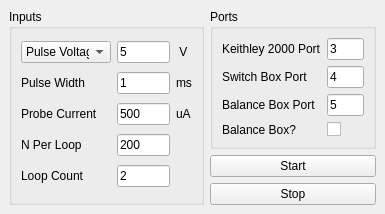
Above: switching_GUI_layoutfile.ui from uonelisa/instruments before the change. Below: the same form after it.
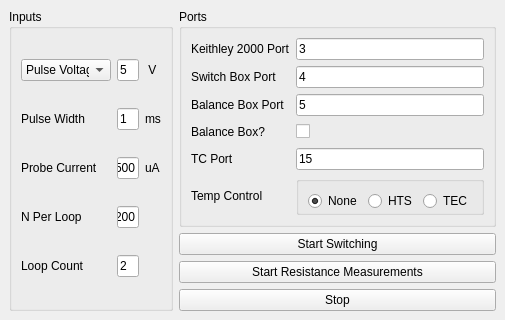
That is the form after the change.

Commit message: added TC radio buttons and TC port boxes adn a button to start resistance measurements.

Diff of the .ui file:
```diff
--- a/switching_GUI_layoutfile.ui
+++ b/switching_GUI_layoutfile.ui
@@ -6,8 +6,8 @@
    <rect>
     <x>0</x>
     <y>0</y>
-    <width>385</width>
-    <height>204</height>
+    <width>483</width>
+    <height>293</height>
    </rect>
   </property>
   <property name="windowTitle">
@@ -141,50 +141,163 @@
         <property name="title">
          <string>Ports</string>
         </property>
-        <layout class="QFormLayout" name="formLayout">
-         <item row="1" column="0">
+        <layout class="QGridLayout" name="gridLayout_2">
+         <item row="6" column="1">
+          <widget class="QGroupBox" name="horizontalGroupBox">
+           <layout class="QHBoxLayout" name="horizontalLayout_5">
+            <property name="bottomMargin">
+             <number>1</number>
+            </property>
+            <item>
+             <widget class="QRadioButton" name="tc_none_button">
+              <property name="text">
+               <string>None</string>
+              </property>
+              <property name="checked">
+               <bool>true</bool>
+              </property>
+             </widget>
+            </item>
+            <item>
+             <widget class="QRadioButton" name="tc_hightemp_button">
+              <property name="text">
+               <string>HTS</string>
+              </property>
+             </widget>
+            </item>
+            <item>
+             <widget class="QRadioButton" name="tc_tec_button">
+              <property name="text">
+               <string>TEC</string>
+              </property>
+             </widget>
+            </item>
+           </layout>
+          </widget>
+         </item>
+         <item row="5" column="0">
+          <widget class="QLabel" name="label">
+           <property name="text">
+            <string>TC Port</string>
+           </property>
+          </widget>
+         </item>
+         <item row="5" column="1">
+          <widget class="QLineEdit" name="lineEdit">
+           <property name="text">
+            <string>15</string>
+           </property>
+          </widget>
+         </item>
+         <item row="2" column="0">
           <widget class="QLabel" name="sb_port_label">
            <property name="text">
             <string>Switch Box Port</string>
            </property>
           </widget>
          </item>
-         <item row="1" column="1">
-          <widget class="QLineEdit" name="sb_port_box">
-           <property name="text">
-            <string>4</string>
-           </property>
-          </widget>
-         </item>
-         <item row="2" column="0">
-          <widget class="QLabel" name="bb_port_label">
-           <property name="text">
-            <string>Balance Box Port</string>
-           </property>
-          </widget>
-         </item>
-         <item row="2" column="1">
-          <widget class="QLineEdit" name="bb_port_box">
-           <property name="text">
-            <string>5</string>
-           </property>
-          </widget>
-         </item>
-         <item row="0" column="0">
+         <item row="1" column="0">
           <widget class="QLabel" name="dmm_port_label">
            <property name="text">
             <string>Keithley 2000 Port</string>
            </property>
           </widget>
          </item>
-         <item row="0" column="1">
+         <item row="3" column="0">
+          <widget class="QLabel" name="bb_port_label">
+           <property name="text">
+            <string>Balance Box Port</string>
+           </property>
+          </widget>
+         </item>
+         <item row="1" column="2">
+          <spacer name="horizontalSpacer">
+           <property name="orientation">
+            <enum>Qt::Horizontal</enum>
+           </property>
+           <property name="sizeHint" stdset="0">
+            <size>
+             <width>40</width>
+             <height>20</height>
+            </size>
+           </property>
+          </spacer>
+         </item>
+         <item row="6" column="0">
+          <widget class="QLabel" name="tc_label">
+           <property name="text">
+            <string>Temp Control</string>
+           </property>
+          </widget>
+         </item>
+         <item row="4" column="0">
+          <widget class="QLabel" name="balance_box_enable_label">
+           <property name="text">
+            <string>Balance Box?</string>
+           </property>
+          </widget>
+         </item>
+         <item row="2" column="2">
+          <spacer name="horizontalSpacer_2">
+           <property name="orientation">
+            <enum>Qt::Horizontal</enum>
+           </property>
+           <property name="sizeHint" stdset="0">
+            <size>
+             <width>40</width>
+             <height>20</height>
+            </size>
+           </property>
+          </spacer>
+         </item>
+         <item row="1" column="1">
           <widget class="QLineEdit" name="dmm_port_box">
            <property name="text">
             <string>3</string>
            </property>
           </widget>
          </item>
+         <item row="2" column="1">
+          <widget class="QLineEdit" name="sb_port_box">
+           <property name="text">
+            <string>4</string>
+           </property>
+          </widget>
+         </item>
+         <item row="3" column="2">
+          <spacer name="horizontalSpacer_3">
+           <property name="orientation">
+            <enum>Qt::Horizontal</enum>
+           </property>
+           <property name="sizeHint" stdset="0">
+            <size>
+             <width>40</width>
+             <height>20</height>
+            </size>
+           </property>
+          </spacer>
+         </item>
          <item row="3" column="1">
+          <widget class="QLineEdit" name="bb_port_box">
+           <property name="text">
+            <string>5</string>
+           </property>
+          </widget>
+         </item>
+         <item row="4" column="2">
+          <spacer name="horizontalSpacer_4">
+           <property name="orientation">
+            <enum>Qt::Horizontal</enum>
+           </property>
+           <property name="sizeHint" stdset="0">
+            <size>
+             <width>40</width>
+             <height>20</height>
+            </size>
+           </property>
+          </spacer>
+         </item>
+         <item row="4" column="1">
           <widget class="QCheckBox" name="bb_enable_checkbox">
            <property name="enabled">
             <bool>true</bool>
@@ -194,12 +307,18 @@
            </property>
           </widget>
          </item>
-         <item row="3" column="0">
-          <widget class="QLabel" name="balance_box_enable_label">
-           <property name="text">
-            <string>Balance Box?</string>
+         <item row="5" column="2">
+          <spacer name="horizontalSpacer_5">
+           <property name="orientation">
+            <enum>Qt::Horizontal</enum>
            </property>
-          </widget>
+           <property name="sizeHint" stdset="0">
+            <size>
+             <width>40</width>
+             <height>20</height>
+            </size>
+           </property>
+          </spacer>
          </item>
         </layout>
        </widget>
@@ -209,7 +328,14 @@
         <item>
          <widget class="QPushButton" name="start_button">
           <property name="text">
-           <string>Start</string>
+           <string>Start Switching</string>
+          </property>
+         </widget>
+        </item>
+        <item>
+         <widget class="QPushButton" name="start_res_button">
+          <property name="text">
+           <string>Start Resistance Measurements</string>
           </property>
          </widget>
         </item>
```
Left out of the diff: 66 changed lines with no effect on the pictures.
